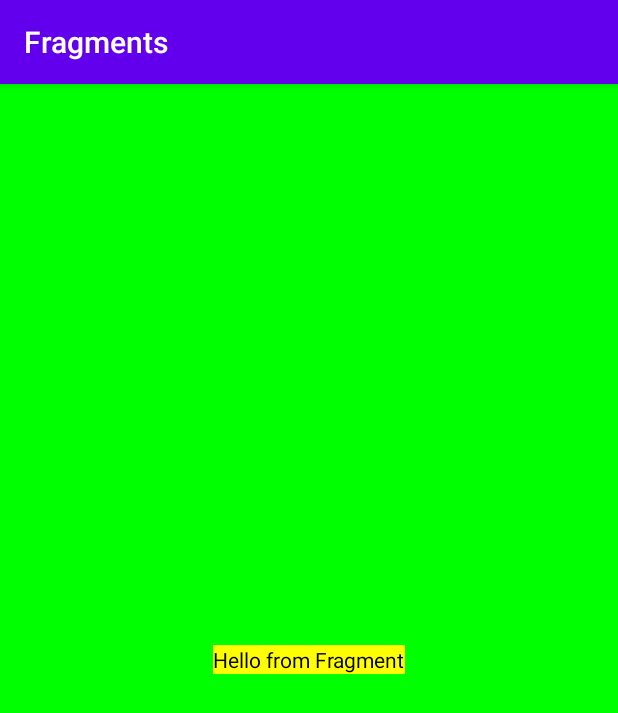
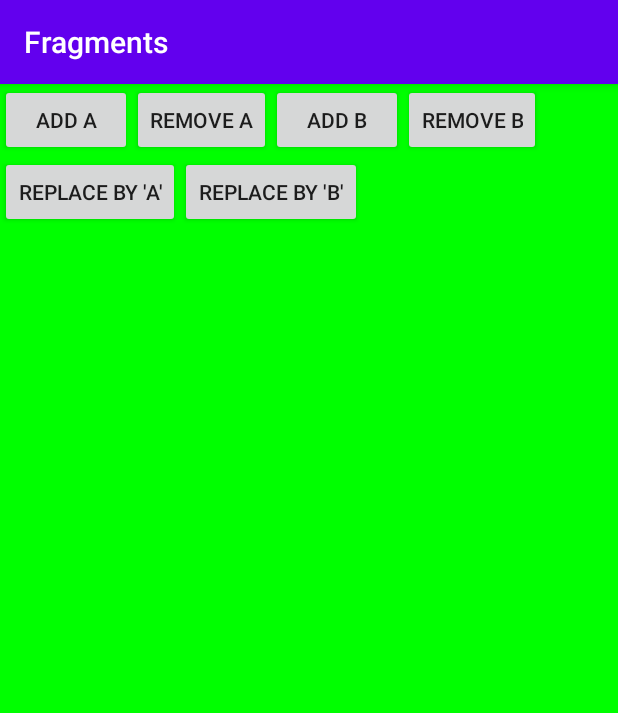
Before and after one commit to phlpmwa/fragments, an Android app: the screen it shows after launch (MainActivity), on a phone screen of 412 x 824 dp. Shown: the top 713 px of the screen. Run offline under Robolectric (Android 15) with nearby library versions, the phone set to English and light mode, and no system bars.

Commit message:
add, remove and reprace fragments'

```diff
--- a/app/src/main/java/com/example/fragments/HelloFragment.java
+++ b/app/src/main/java/com/example/fragments/FragmentA.java
@@ -12,8 +12,8 @@ import android.view.ViewGroup;
 import androidx.annotation.NonNull;
 import androidx.annotation.Nullable;
 
-public class HelloFragment extends Fragment {
-    private  static final String TAG=HelloFragment.class.getSimpleName();
+public class FragmentA extends Fragment {
+    private  static final String TAG= FragmentA.class.getSimpleName();
     @Override
     public void onAttach(Context context) {
         super.onAttach(context);
@@ -29,7 +29,7 @@ public class HelloFragment extends Fragment {
     @Nullable
     @Override
     public View onCreateView(@NonNull LayoutInflater inflater, @Nullable ViewGroup container, @Nullable Bundle savedInstanceState) {
-        View view=inflater .inflate(R.layout.hello_fragment, container, false);
+        View view=inflater .inflate(R.layout.fragment_a, container, false);
         Log.i(TAG,"inside onCreateView ");
         return view;
     }
@@ -76,9 +76,4 @@ public class HelloFragment extends Fragment {
         Log.i(TAG,"inside onDestroy");
     }
 
-    @Override
-    public void onDetach() {
-        super.onDetach();
-        Log.i(TAG,"inside onDetach ");
-    }
 }
--- a/app/src/main/res/layout/activity_main.xml
+++ b/app/src/main/res/layout/activity_main.xml
@@ -1,5 +1,5 @@
 <?xml version="1.0" encoding="utf-8"?>
-<RelativeLayout xmlns:android="http://schemas.android.com/apk/res/android"
+<LinearLayout xmlns:android="http://schemas.android.com/apk/res/android"
     xmlns:app="http://schemas.android.com/apk/res-auto"
     xmlns:tools="http://schemas.android.com/tools"
     android:layout_width="match_parent"
@@ -10,10 +10,54 @@
     android:id="@+id/layout">
 
 
-    <fragment
-        android:id="@+id/fragment"
-        android:name="com.example.fragments.HelloFragment"
+    <LinearLayout
         android:layout_width="wrap_content"
         android:layout_height="wrap_content"
-        android:layout_centerInParent="true"/>
-</RelativeLayout>
+        android:orientation="horizontal"
+        >
+        <Button
+            android:layout_width="wrap_content"
+            android:layout_height="wrap_content"
+            android:text="@string/add_a"
+            android:onClick="addFragmentA"/>
+        <Button
+            android:layout_width="wrap_content"
+            android:layout_height="wrap_content"
+            android:text="@string/remove_a"
+            android:onClick="removeFragmentA"/>
+        <Button
+            android:layout_width="wrap_content"
+            android:layout_height="wrap_content"
+            android:text="@string/add_b"
+            android:onClick="addFragmentB"/>
+        <Button
+            android:layout_width="wrap_content"
+            android:layout_height="wrap_content"
+            android:text="@string/remove_b"
+            android:onClick="removeFragmentB"/>
+
+
+    </LinearLayout>
+    <LinearLayout
+        android:layout_width="wrap_content"
+        android:layout_height="wrap_content"
+        android:orientation="horizontal"
+        >
+        <Button
+            android:layout_width="wrap_content"
+            android:layout_height="wrap_content"
+            android:text="Replace By 'A'"
+            android:onClick="replaceByFragmentA"/>
+        <Button
+            android:layout_width="wrap_content"
+            android:layout_height="wrap_content"
+            android:text="Replace By 'B'"
+            android:onClick="replaceByFragmentB"/>
+    </LinearLayout>
+    <FrameLayout
+        android:layout_width="match_parent"
+        android:layout_height="match_parent"
+        android:id="@+id/container"
+        android:layout_margin="10dp"
+        />
+</LinearLayout>
--- a/app/src/main/res/layout/hello_fragment.xml
+++ b/app/src/main/res/layout/fragment_b.xml
@@ -8,7 +8,7 @@
     <TextView
         android:layout_width="wrap_content"
         android:layout_height="wrap_content"
-        android:text="@string/hello_from_fragment"
+        android:text="@string/fragment_b"
         android:textColor="@android:color/black"
         />
 
--- a/app/src/main/res/values/strings.xml
+++ b/app/src/main/res/values/strings.xml
@@ -1,4 +1,10 @@
 <resources>
     <string name="app_name">Fragments</string>
     <string name="hello_from_fragment">Hello from Fragment</string>
+    <string name="fragment_a">fragment A</string>
+    <string name="fragment_b">fragment B</string>
+    <string name="add_a">ADD A</string>
+    <string name="remove_a">Remove A</string>
+    <string name="remove_b">Remove B</string>
+    <string name="add_b">ADD B</string>
 </resources>
```
Also changed, not shown: app/src/main/java/com/example/fragments/FragmentB.java (added, +84 -0 lines), app/src/main/java/com/example/fragments/MainActivity.java (+61 -1 lines), app/src/main/res/layout/fragment_a.xml (added, +15 -0 lines).
